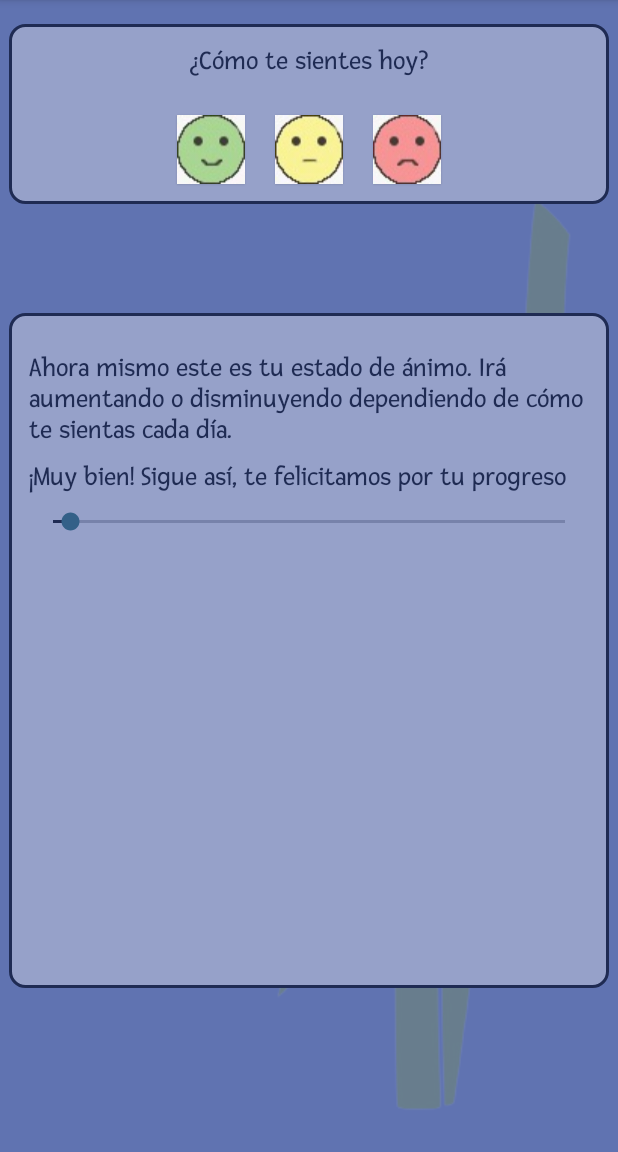
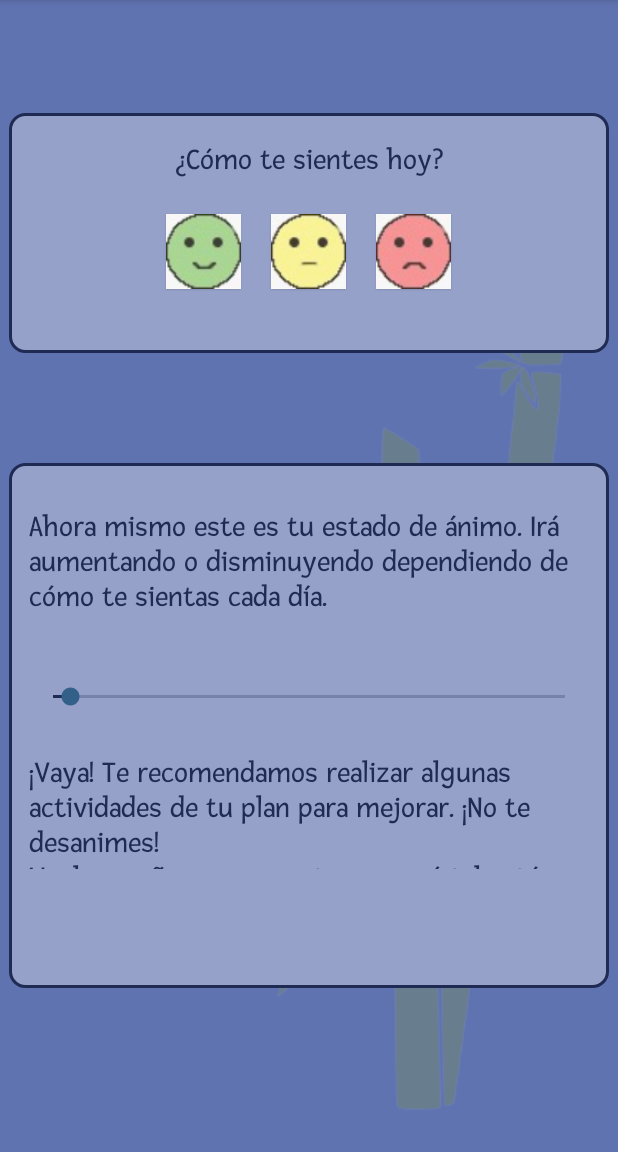
Before and after one commit to anastasia-evil/sinensis_app, an Android app: the activity_calendario screen opened directly, with no data from a screen before it, after a tap on an icon or button, on a phone screen of 412 x 824 dp, the part 84-1236 px from its top. Run offline under Robolectric (Android 15) with nearby library versions, the phone set to English and light mode, and no system bars.

Commit message:
codigo corregido

```diff
--- a/app/src/main/java/com/example/sinensis/activity_calendario.java
+++ b/app/src/main/java/com/example/sinensis/activity_calendario.java
@@ -23,7 +23,6 @@ public class activity_calendario extends AppCompatActivity {
     TextView texto_estado;
     public static int valorActual;
 
-    private static int color;
 
     @Override
     protected void onCreate(Bundle savedInstanceState) {
@@ -46,6 +45,12 @@ public class activity_calendario extends AppCompatActivity {
         });
 
         SharedPreferences sharedPreferences = getSharedPreferences("estado_animo", MODE_PRIVATE);
+        SharedPreferences sharedPreferences1 = getSharedPreferences("texto_animo", MODE_PRIVATE);
+        SharedPreferences.Editor editor = sharedPreferences1.edit();
+        String textoGuardado = sharedPreferences1.getString("texto_animo", "");
+        if (!textoGuardado.isEmpty()) {
+            texto_estado.setText(textoGuardado);
+        }
         Calendar calendar = Calendar.getInstance();
         int today = calendar.get(Calendar.DAY_OF_YEAR);
 
@@ -56,7 +61,10 @@ public class activity_calendario extends AppCompatActivity {
                 if (lastDayClicked != today) {
                     valorActual++;
                     progreso.setProgress(valorActual);
-                    texto_estado.setText(getString(R.string.estado_bien));
+                    String texto = getString(R.string.estado_bien);
+                    texto_estado.setText(texto);
+                    editor.putString("texto_animo", texto);
+                    editor.apply();
                     sharedPreferences.edit().putInt("ultimoDia", today).apply();
                 } else {
 
@@ -69,7 +77,10 @@ public class activity_calendario extends AppCompatActivity {
                 int lastDayClicked = sharedPreferences.getInt("ultimoDia", -1);
                 if (lastDayClicked != today) {
                     progreso.setProgress(valorActual);
-                    texto_estado.setText(getString(R.string.estado_bien));
+                    String texto = getString(R.string.estado_regular);
+                    texto_estado.setText(texto);
+                    editor.putString("texto_animo", texto);
+                    editor.apply();
                     sharedPreferences.edit().putInt("ultimoDia", today).apply();
                 } else {
 
@@ -83,7 +94,10 @@ public class activity_calendario extends AppCompatActivity {
                 if (lastDayClicked != today) {
                     valorActual++;
                     progreso.setProgress(valorActual);
-                    texto_estado.setText(getString(R.string.estado_bien));
+                    String texto = getString(R.string.estado_mal);
+                    texto_estado.setText(texto);
+                    editor.putString("texto_animo", texto);
+                    editor.apply();
                     sharedPreferences.edit().putInt("ultimoDia", today).apply();
                 } else {
 
--- a/app/src/main/java/com/example/sinensis/activity_mapa.java
+++ b/app/src/main/java/com/example/sinensis/activity_mapa.java
@@ -59,9 +59,9 @@ public class activity_mapa extends FragmentActivity implements OnMapReadyCallbac
         TextView busqueda = (TextView) findViewById(R.id.busqueda);
 
         if (activity_actividadLista.act_places == 0){
-            busqueda.setText("Parques en tu zona...");
+            busqueda.setText(getString(R.string.parques));
         }else{
-            busqueda.setText("Spas en tu zona...");
+            busqueda.setText(getString(R.string.spas));
         }
 
     }
@@ -104,7 +104,7 @@ public class activity_mapa extends FragmentActivity implements OnMapReadyCallbac
                 super.onLocationResult(locationResult);
 
                 if (locationResult == null){
-                    Toast.makeText(getApplicationContext(), "La ubicación actual está vacía", Toast.LENGTH_SHORT).show();
+                    Toast.makeText(getApplicationContext(), getString(R.string.ubi_vacia), Toast.LENGTH_SHORT).show();
                     return;
                 }
 
--- a/app/src/main/res/layout/activity_calendario.xml
+++ b/app/src/main/res/layout/activity_calendario.xml
@@ -15,18 +15,19 @@
         android:id="@+id/tituloActividad"
         android:layout_width="wrap_content"
         android:layout_height="wrap_content"
-        android:layout_marginTop="30dp"
+        android:layout_marginTop="25dp"
+        android:layout_marginBottom="25dp"
         android:fontFamily="@font/fresca"
         android:text="@string/pregunta_animo"
         android:textColor="@color/fondo_carga"
-        android:textSize="18dp"
+        android:textSize="20dp"
         android:elevation="1dp"
         app:layout_constraintBottom_toBottomOf="parent"
         app:layout_constraintEnd_toEndOf="parent"
         app:layout_constraintHorizontal_bias="0.5"
         app:layout_constraintStart_toStartOf="parent"
         app:layout_constraintTop_toTopOf="parent"
-        app:layout_constraintVertical_bias="0" />
+        app:layout_constraintVertical_bias="0.10" />
 
     <LinearLayout
         android:id="@+id/linearLayout2"
@@ -40,14 +41,11 @@
         app:layout_constraintHorizontal_bias="0.5"
         app:layout_constraintStart_toStartOf="parent"
         app:layout_constraintTop_toTopOf="parent"
-
-        app:layout_constraintVertical_bias="0.0">
-
-
+        app:layout_constraintVertical_bias="0.12">
         <ImageButton
             android:id="@+id/button_bien"
-            android:layout_width="45dp"
-            android:layout_height="46dp"
+            android:layout_width="50dp"
+            android:layout_height="50dp"
             android:layout_marginRight="20dp"
             android:background="@drawable/contento"
             android:elevation="1dp"
@@ -55,8 +53,8 @@
 
         <ImageButton
             android:id="@+id/button_regular"
-            android:layout_width="45dp"
-            android:layout_height="46dp"
+            android:layout_width="50dp"
+            android:layout_height="50dp"
             android:layout_marginRight="20dp"
             android:background="@drawable/regular"
             android:elevation="1dp"
@@ -64,8 +62,8 @@
 
         <ImageButton
             android:id="@+id/button_mal"
-            android:layout_width="45dp"
-            android:layout_height="46dp"
+            android:layout_width="50dp"
+            android:layout_height="50dp"
             android:background="@drawable/mal"
             android:elevation="1dp"
             android:onClick="onClick" />
@@ -75,20 +73,20 @@
     <View
         android:id="@+id/container2"
         android:layout_width="400dp"
-        android:layout_height="120dp"
+        android:layout_height="160dp"
         android:layout_marginTop="16dp"
         android:background="@drawable/corner"
-        app:layout_constraintBottom_toBottomOf="@+id/linearLayout2"
+        app:layout_constraintBottom_toBottomOf="parent"
         app:layout_constraintEnd_toEndOf="parent"
         app:layout_constraintHorizontal_bias="0.5"
         app:layout_constraintStart_toStartOf="parent"
         app:layout_constraintTop_toTopOf="parent"
-        app:layout_constraintVertical_bias="0" />
+        app:layout_constraintVertical_bias="0.10" />
 
     <View
         android:id="@+id/container3"
         android:layout_width="400dp"
-        android:layout_height="450dp"
+        android:layout_height="350dp"
         android:background="@drawable/corner"
         app:layout_constraintBottom_toBottomOf="parent"
         app:layout_constraintEnd_toEndOf="parent"
@@ -101,7 +99,7 @@
     <LinearLayout
         android:id="@+id/linear"
         android:layout_width="373dp"
-        android:layout_height="399dp"
+        android:layout_height="250dp"
         android:orientation="vertical"
         app:layout_constraintBottom_toBottomOf="parent"
         app:layout_constraintEnd_toEndOf="parent"
@@ -119,7 +117,7 @@
             android:fontFamily="@font/fresca"
             android:text="@string/seek_bar"
             android:textColor="@color/fondo_carga"
-            android:textSize="18dp"
+            android:textSize="20dp"
             app:layout_constraintBottom_toBottomOf="parent"
             app:layout_constraintEnd_toEndOf="parent"
             app:layout_constraintHorizontal_bias="0.5"
@@ -127,26 +125,11 @@
             app:layout_constraintTop_toTopOf="parent"
             app:layout_constraintVertical_bias="0.26" />
 
-        <TextView
-            android:id="@+id/ficha_progreso"
-            android:layout_width="wrap_content"
-            android:layout_height="wrap_content"
-            android:layout_marginTop="10dp"
-            android:elevation="1dp"
-            android:fontFamily="@font/fresca"
-            android:text=""
-            android:textColor="@color/fondo_carga"
-            android:textSize="18dp"
-            app:layout_constraintBottom_toBottomOf="parent"
-            app:layout_constraintEnd_toEndOf="parent"
-            app:layout_constraintStart_toStartOf="parent"
-            app:layout_constraintTop_toTopOf="parent" />
-
         <SeekBar
             android:id="@+id/seekBar_progreso"
             android:layout_width="match_parent"
             android:layout_height="wrap_content"
-            android:layout_marginTop="10dp"
+            android:layout_marginTop="45dp"
             android:enabled="false"
             android:max="30"
             android:progress="0"
@@ -157,8 +140,22 @@
             app:layout_constraintEnd_toEndOf="parent"
             app:layout_constraintHorizontal_bias="0.5"
             app:layout_constraintStart_toStartOf="parent"
-            app:layout_constraintTop_toTopOf="parent"
             app:layout_constraintVertical_bias="0.26" />
+
+        <TextView
+            android:id="@+id/ficha_progreso"
+            android:layout_width="wrap_content"
+            android:layout_height="wrap_content"
+            android:layout_marginTop="30dp"
+            android:elevation="1dp"
+            android:fontFamily="@font/fresca"
+            android:text=""
+            android:textColor="@color/fondo_carga"
+            android:textSize="20dp"
+            app:layout_constraintBottom_toBottomOf="parent"
+            app:layout_constraintEnd_toEndOf="parent"
+            app:layout_constraintStart_toStartOf="parent"
+            app:layout_constraintTop_toTopOf="parent" />
 
 
     </LinearLayout>
--- a/app/src/main/res/values/strings.xml
+++ b/app/src/main/res/values/strings.xml
@@ -6,7 +6,7 @@
     <string name="sobre_la_app">Sinensis es una app enfocada en el alivio del estrés a través de la creatividad. Dispone de un amplio catálogo de actividades que te ayudarán a conectar tranquilamente con el momento presente.</string>
     <string name="creadoras">Esta app fue desarrollada por tres estudiantes de Ingeniería de Sonido e Imagen de la Universidad Carlos III de Madrid: \n - Inés Acebes,\n - Paula Gallejones  \n - Jimena Díaz.</string>
     <string name="ods">La ODS (Objetivos y Metas de Desarrollo Sostenible) a la que está enfocada esta app es a Salud y Bienestar.</string>
-    <string name="progreso">Si has conseguido 50 tokens, echa un vistazo a la lista de todas las actividades y verás que se habrán desploqueado las más especiales</string>
+    <string name="progreso">Si has conseguido 100 tokens, echa un vistazo a la lista de todas las actividades y verás que se habrán desploqueado las más especiales</string>
     <string name="progreso2">Ya has llegado a 70 tokens, ¿quieres eliminar las actividades más fuertes? Estas son: </string>
     <string name="calendario">Añade esta actividad a tu calendario:</string>
     <string name="eliminar">Si no te interesa la actividad, pulsa el botón y se eliminará de tu plan</string>
@@ -66,6 +66,7 @@
 
     <!--Mapa-->
     <string name="google_api_key" translatable="false">AIzaSyDBrKizRUyqs4d4CMgNzUFZK-Yv3kmTt7g</string>
+    <string name="ubi_vacia">La ubicación actual está vacía</string>
     <string name="parques">Parques en tu zona:</string>
     <string name="spas">Spas en tu zona:</string>
 
@@ -99,9 +100,9 @@
     <string name="audioguia">Audioguía</string>
 
     <!--ESTADO DE ÁNIMO-->
-    <string name="estado_bien">¡Muy bien! Sigue así, te felicitamos por tu progreso</string>
-    <string name="estado_regular">¡Bien! </string>
-    <string name="estado_mal">¡Vaya! Te recomendamos realizar algunas actividades de tu plan para mejorar. ¡No te desanimes!</string>
+    <string name="estado_bien">¡Muy bien! Sigue así, te felicitamos por tu progreso. \nVuelve mañana para contarnos qué tal estás.</string>
+    <string name="estado_regular">¡Bien! Sique realizando las actividades y no te desamines. \nVuelve mañana para contarnos qué tal estás.</string>
+    <string name="estado_mal">¡Vaya! Te recomendamos realizar algunas actividades de tu plan para mejorar. ¡No te desanimes! \nVuelve mañana para contarnos qué tal estás.</string>
     <string name="seek_bar">Ahora mismo este es tu estado de ánimo. Irá aumentando o disminuyendo dependiendo de cómo te sientas cada día.</string>
     <string name="pregunta_animo">¿Cómo te sientes hoy?</string>
 
```
Also changed, not shown: app/src/main/java/com/example/sinensis/Adaptadores.java (+24 -36 lines), app/src/main/java/com/example/sinensis/activity_actividadLista.java (+36 -131 lines), app/src/main/java/com/example/sinensis/activity_actividades.java (+14 -54 lines), app/src/main/java/com/example/sinensis/activity_ajustes.java (+8 -26 lines), app/src/main/java/com/example/sinensis/activity_datos.java (+18 -47 lines), app/src/main/java/com/example/sinensis/activity_mentores.java (+16 -55 lines), app/src/main/java/com/example/sinensis/activity_principal.java (+25 -82 lines).
